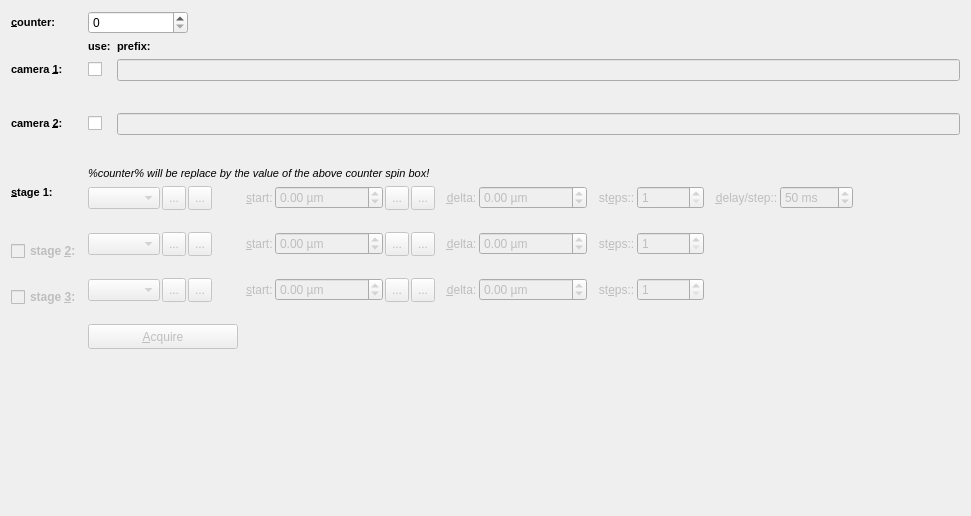
This is plugins/spimb040/qfespimb040imagestackconfigwidget2.ui in jkriege2/QuickFit3 as Qt 5 draws it before an edit. The edited form follows.
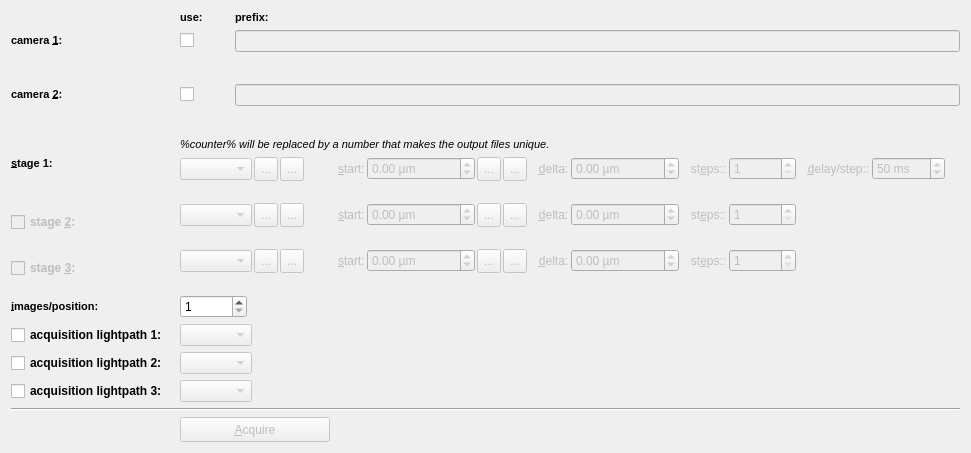
This is the edited form. Icons and pictures are not drawn. Custom widgets are drawn as their Qt base class.

Commit message: QuickFit3/SPIMB040:   - reorganized optics setup widget (landscape image, moved stages)   - improved acquisitions:       * all now support lightpath configs and save lightpath configs       * image stacks may take images in up to three lightpath configs per position now -> recorded in up to three different files

```diff
--- a/plugins/spimb040/qfespimb040imagestackconfigwidget2.ui
+++ b/plugins/spimb040/qfespimb040imagestackconfigwidget2.ui
@@ -10,41 +10,14 @@
     <x>0</x>
     <y>0</y>
     <width>971</width>
-    <height>516</height>
+    <height>451</height>
    </rect>
   </property>
   <property name="windowTitle">
    <string>Form</string>
   </property>
   <layout class="QGridLayout" name="gridLayout">
-   <item row="0" column="0">
-    <widget class="QLabel" name="label_2">
-     <property name="text">
-      <string>&lt;!DOCTYPE HTML PUBLIC &quot;-//W3C//DTD HTML 4.0//EN&quot; &quot;http://www.w3.org/TR/REC-html40/strict.dtd&quot;&gt;
-&lt;html&gt;&lt;head&gt;&lt;meta name=&quot;qrichtext&quot; content=&quot;1&quot; /&gt;&lt;style type=&quot;text/css&quot;&gt;
-p, li { white-space: pre-wrap; }
-&lt;/style&gt;&lt;/head&gt;&lt;body style=&quot; font-family:'MS Shell Dlg 2'; font-size:8.25pt; font-weight:400; font-style:normal;&quot;&gt;
-&lt;p style=&quot; margin-top:0px; margin-bottom:0px; margin-left:0px; margin-right:0px; -qt-block-indent:0; text-indent:0px;&quot;&gt;&lt;span style=&quot; font-size:8pt; font-weight:600;&quot;&gt;&amp;amp;counter:&lt;/span&gt;&lt;/p&gt;&lt;/body&gt;&lt;/html&gt;</string>
-     </property>
-     <property name="buddy">
-      <cstring>spinCounter</cstring>
-     </property>
-    </widget>
-   </item>
-   <item row="0" column="1" colspan="2">
-    <widget class="QSpinBox" name="spinCounter">
-     <property name="maximumSize">
-      <size>
-       <width>100</width>
-       <height>16777215</height>
-      </size>
-     </property>
-     <property name="maximum">
-      <number>1000000</number>
-     </property>
-    </widget>
-   </item>
-   <item row="2" column="1">
+   <item row="1" column="2">
     <widget class="QLabel" name="label_3">
      <property name="text">
       <string>&lt;!DOCTYPE HTML PUBLIC &quot;-//W3C//DTD HTML 4.0//EN&quot; &quot;http://www.w3.org/TR/REC-html40/strict.dtd&quot;&gt;
@@ -55,7 +28,7 @@
      </property>
     </widget>
    </item>
-   <item row="2" column="2">
+   <item row="1" column="4">
     <widget class="QLabel" name="label_4">
      <property name="text">
       <string>&lt;!DOCTYPE HTML PUBLIC &quot;-//W3C//DTD HTML 4.0//EN&quot; &quot;http://www.w3.org/TR/REC-html40/strict.dtd&quot;&gt;
@@ -66,7 +39,7 @@
      </property>
     </widget>
    </item>
-   <item row="3" column="0">
+   <item row="2" column="0">
     <widget class="QLabel" name="label_5">
      <property name="text">
       <string>&lt;!DOCTYPE HTML PUBLIC &quot;-//W3C//DTD HTML 4.0//EN&quot; &quot;http://www.w3.org/TR/REC-html40/strict.dtd&quot;&gt;
@@ -80,35 +53,35 @@
      </property>
     </widget>
    </item>
-   <item row="3" column="1">
+   <item row="2" column="2">
     <widget class="QCheckBox" name="chkUse1">
      <property name="text">
       <string/>
      </property>
     </widget>
    </item>
-   <item row="5" column="1">
+   <item row="4" column="2">
     <widget class="QCheckBox" name="chkUse2">
      <property name="text">
       <string/>
      </property>
     </widget>
    </item>
-   <item row="3" column="2">
-    <widget class="QLineEdit" name="edtPrefix1">
+   <item row="2" column="4">
+    <widget class="QEnhancedLineEdit" name="edtPrefix1">
      <property name="enabled">
       <bool>false</bool>
      </property>
     </widget>
    </item>
-   <item row="5" column="2">
-    <widget class="QLineEdit" name="edtPrefix2">
+   <item row="4" column="4">
+    <widget class="QEnhancedLineEdit" name="edtPrefix2">
      <property name="enabled">
       <bool>false</bool>
      </property>
     </widget>
    </item>
-   <item row="10" column="0">
+   <item row="9" column="0">
     <widget class="QLabel" name="label_6">
      <property name="text">
       <string>&lt;!DOCTYPE HTML PUBLIC &quot;-//W3C//DTD HTML 4.0//EN&quot; &quot;http://www.w3.org/TR/REC-html40/strict.dtd&quot;&gt;
@@ -125,33 +98,7 @@
      </property>
     </widget>
    </item>
-   <item row="14" column="1" colspan="2">
-    <widget class="QPushButton" name="btnAcquire">
-     <property name="enabled">
-      <bool>false</bool>
-     </property>
-     <property name="minimumSize">
-      <size>
-       <width>0</width>
-       <height>25</height>
-      </size>
-     </property>
-     <property name="maximumSize">
-      <size>
-       <width>150</width>
-       <height>16777215</height>
-      </size>
-     </property>
-     <property name="text">
-      <string>&amp;Acquire</string>
-     </property>
-     <property name="icon">
-      <iconset resource="spimb040.qrc">
-       <normaloff>:/spimb040/acquisitionsingle.png</normaloff>:/spimb040/acquisitionsingle.png</iconset>
-     </property>
-    </widget>
-   </item>
-   <item row="10" column="1" colspan="2">
+   <item row="9" column="2" colspan="3">
     <widget class="QWidget" name="widStage" native="true">
      <property name="enabled">
       <bool>false</bool>
@@ -405,7 +352,7 @@
      </layout>
     </widget>
    </item>
-   <item row="12" column="1" colspan="2">
+   <item row="11" column="2" colspan="3">
     <widget class="QWidget" name="widStage2" native="true">
      <property name="enabled">
       <bool>false</bool>
@@ -630,7 +577,7 @@
      </layout>
     </widget>
    </item>
-   <item row="13" column="0">
+   <item row="12" column="0">
     <layout class="QVBoxLayout" name="verticalLayout_3">
      <item>
       <widget class="QCheckBox" name="chkStage3">
@@ -666,7 +613,7 @@
      </item>
     </layout>
    </item>
-   <item row="13" column="1" colspan="2">
+   <item row="12" column="2" colspan="3">
     <widget class="QWidget" name="widStage3" native="true">
      <property name="enabled">
       <bool>false</bool>
@@ -891,20 +838,7 @@
      </layout>
     </widget>
    </item>
-   <item row="15" column="1">
-    <spacer name="verticalSpacer_3">
-     <property name="orientation">
-      <enum>Qt::Vertical</enum>
-     </property>
-     <property name="sizeHint" stdset="0">
-      <size>
-       <width>20</width>
-       <height>40</height>
-      </size>
-     </property>
-    </spacer>
-   </item>
-   <item row="12" column="0">
+   <item row="11" column="0">
     <layout class="QVBoxLayout" name="verticalLayout_2">
      <item>
       <widget class="QCheckBox" name="chkStage2">
@@ -940,7 +874,7 @@
      </item>
     </layout>
    </item>
-   <item row="5" column="0">
+   <item row="4" column="0">
     <widget class="QLabel" name="label_15">
      <property name="text">
       <string>&lt;!DOCTYPE HTML PUBLIC &quot;-//W3C//DTD HTML 4.0//EN&quot; &quot;http://www.w3.org/TR/REC-html40/strict.dtd&quot;&gt;
@@ -954,7 +888,7 @@
      </property>
     </widget>
    </item>
-   <item row="4" column="1" colspan="2">
+   <item row="3" column="2" colspan="3">
     <layout class="QHBoxLayout" name="horizontalLayout_2">
      <item>
       <widget class="QFCameraConfigEditorWidget" name="cmbCam1Settings" native="true">
@@ -981,7 +915,7 @@
      </item>
     </layout>
    </item>
-   <item row="6" column="1" colspan="2">
+   <item row="5" column="2" colspan="3">
     <layout class="QHBoxLayout" name="horizontalLayout_4">
      <item>
       <widget class="QFCameraConfigEditorWidget" name="cmbCam2Settings" native="true">
@@ -1008,14 +942,224 @@
      </item>
     </layout>
    </item>
-   <item row="9" column="1" colspan="2">
+   <item row="8" column="2" colspan="3">
     <widget class="QLabel" name="label_7">
      <property name="text">
       <string>&lt;!DOCTYPE HTML PUBLIC &quot;-//W3C//DTD HTML 4.0//EN&quot; &quot;http://www.w3.org/TR/REC-html40/strict.dtd&quot;&gt;
 &lt;html&gt;&lt;head&gt;&lt;meta name=&quot;qrichtext&quot; content=&quot;1&quot; /&gt;&lt;style type=&quot;text/css&quot;&gt;
 p, li { white-space: pre-wrap; }
 &lt;/style&gt;&lt;/head&gt;&lt;body style=&quot; font-family:'MS Shell Dlg 2'; font-size:8.25pt; font-weight:400; font-style:normal;&quot;&gt;
-&lt;p style=&quot; margin-top:0px; margin-bottom:0px; margin-left:0px; margin-right:0px; -qt-block-indent:0; text-indent:0px;&quot;&gt;&lt;span style=&quot; font-style:italic;&quot;&gt;%counter% will be replace by the value of the above counter spin box!&lt;/span&gt;&lt;/p&gt;&lt;/body&gt;&lt;/html&gt;</string>
+&lt;p style=&quot; margin-top:0px; margin-bottom:0px; margin-left:0px; margin-right:0px; -qt-block-indent:0; text-indent:0px;&quot;&gt;&lt;span style=&quot; font-size:8pt; font-style:italic;&quot;&gt;%counter% will be replaced by a number that makes the output files unique.&lt;/span&gt;&lt;/p&gt;&lt;/body&gt;&lt;/html&gt;</string>
+     </property>
+    </widget>
+   </item>
+   <item row="13" column="0">
+    <widget class="QLabel" name="label_19">
+     <property name="text">
+      <string>&lt;!DOCTYPE HTML PUBLIC &quot;-//W3C//DTD HTML 4.0//EN&quot; &quot;http://www.w3.org/TR/REC-html40/strict.dtd&quot;&gt;
+&lt;html&gt;&lt;head&gt;&lt;meta name=&quot;qrichtext&quot; content=&quot;1&quot; /&gt;&lt;style type=&quot;text/css&quot;&gt;
+p, li { white-space: pre-wrap; }
+&lt;/style&gt;&lt;/head&gt;&lt;body style=&quot; font-family:'MS Shell Dlg 2'; font-size:8.25pt; font-weight:400; font-style:normal;&quot;&gt;
+&lt;p style=&quot; margin-top:0px; margin-bottom:0px; margin-left:0px; margin-right:0px; -qt-block-indent:0; text-indent:0px;&quot;&gt;&lt;span style=&quot; font-size:8pt; font-weight:600;&quot;&gt;&amp;amp;images/position:&lt;/span&gt;&lt;/p&gt;&lt;/body&gt;&lt;/html&gt;</string>
+     </property>
+     <property name="buddy">
+      <cstring>chkUse1</cstring>
+     </property>
+    </widget>
+   </item>
+   <item row="18" column="2" colspan="3">
+    <widget class="QPushButton" name="btnAcquire">
+     <property name="enabled">
+      <bool>false</bool>
+     </property>
+     <property name="minimumSize">
+      <size>
+       <width>0</width>
+       <height>25</height>
+      </size>
+     </property>
+     <property name="maximumSize">
+      <size>
+       <width>150</width>
+       <height>16777215</height>
+      </size>
+     </property>
+     <property name="text">
+      <string>&amp;Acquire</string>
+     </property>
+     <property name="icon">
+      <iconset resource="spimb040.qrc">
+       <normaloff>:/spimb040/acquisitionsingle.png</normaloff>:/spimb040/acquisitionsingle.png</iconset>
+     </property>
+    </widget>
+   </item>
+   <item row="19" column="3">
+    <spacer name="verticalSpacer_3">
+     <property name="orientation">
+      <enum>Qt::Vertical</enum>
+     </property>
+     <property name="sizeHint" stdset="0">
+      <size>
+       <width>20</width>
+       <height>40</height>
+      </size>
+     </property>
+    </spacer>
+   </item>
+   <item row="13" column="2" colspan="3">
+    <layout class="QHBoxLayout" name="horizontalLayout">
+     <item>
+      <widget class="QSpinBox" name="spinImages">
+       <property name="minimum">
+        <number>1</number>
+       </property>
+       <property name="maximum">
+        <number>1000000</number>
+       </property>
+       <property name="singleStep">
+        <number>10</number>
+       </property>
+      </widget>
+     </item>
+     <item>
+      <spacer name="horizontalSpacer_8">
+       <property name="orientation">
+        <enum>Qt::Horizontal</enum>
+       </property>
+       <property name="sizeHint" stdset="0">
+        <size>
+         <width>40</width>
+         <height>20</height>
+        </size>
+       </property>
+      </spacer>
+     </item>
+    </layout>
+   </item>
+   <item row="14" column="0">
+    <widget class="QCheckBox" name="chkLightpath1">
+     <property name="font">
+      <font>
+       <weight>75</weight>
+       <bold>true</bold>
+      </font>
+     </property>
+     <property name="text">
+      <string>acquisition lightpath 1:</string>
+     </property>
+    </widget>
+   </item>
+   <item row="15" column="0">
+    <widget class="QCheckBox" name="chkLightpath2">
+     <property name="font">
+      <font>
+       <weight>75</weight>
+       <bold>true</bold>
+      </font>
+     </property>
+     <property name="text">
+      <string>acquisition lightpath 2:</string>
+     </property>
+    </widget>
+   </item>
+   <item row="16" column="0">
+    <widget class="QCheckBox" name="chkLightpath3">
+     <property name="font">
+      <font>
+       <weight>75</weight>
+       <bold>true</bold>
+      </font>
+     </property>
+     <property name="text">
+      <string>acquisition lightpath 3:</string>
+     </property>
+    </widget>
+   </item>
+   <item row="14" column="2" colspan="3">
+    <layout class="QHBoxLayout" name="horizontalLayout_3">
+     <item>
+      <widget class="QComboBox" name="cmbLightpath1">
+       <property name="enabled">
+        <bool>false</bool>
+       </property>
+       <property name="sizeAdjustPolicy">
+        <enum>QComboBox::AdjustToContents</enum>
+       </property>
+      </widget>
+     </item>
+     <item>
+      <spacer name="horizontalSpacer_10">
+       <property name="orientation">
+        <enum>Qt::Horizontal</enum>
+       </property>
+       <property name="sizeHint" stdset="0">
+        <size>
+         <width>40</width>
+         <height>20</height>
+        </size>
+       </property>
+      </spacer>
+     </item>
+    </layout>
+   </item>
+   <item row="15" column="2" colspan="3">
+    <layout class="QHBoxLayout" name="horizontalLayout_5">
+     <item>
+      <widget class="QComboBox" name="cmbLightpath2">
+       <property name="enabled">
+        <bool>false</bool>
+       </property>
+       <property name="sizeAdjustPolicy">
+        <enum>QComboBox::AdjustToContents</enum>
+       </property>
+      </widget>
+     </item>
+     <item>
+      <spacer name="horizontalSpacer_11">
+       <property name="orientation">
+        <enum>Qt::Horizontal</enum>
+       </property>
+       <property name="sizeHint" stdset="0">
+        <size>
+         <width>40</width>
+         <height>20</height>
+        </size>
+       </property>
+      </spacer>
+     </item>
+    </layout>
+   </item>
+   <item row="16" column="2" colspan="3">
+    <layout class="QHBoxLayout" name="horizontalLayout_6">
+     <item>
+      <widget class="QComboBox" name="cmbLightpath3">
+       <property name="enabled">
+        <bool>false</bool>
+       </property>
+       <property name="sizeAdjustPolicy">
+        <enum>QComboBox::AdjustToContents</enum>
+       </property>
+      </widget>
+     </item>
+     <item>
+      <spacer name="horizontalSpacer_12">
+       <property name="orientation">
+        <enum>Qt::Horizontal</enum>
+       </property>
+       <property name="sizeHint" stdset="0">
+        <size>
+         <width>40</width>
+         <height>20</height>
+        </size>
+       </property>
+      </spacer>
+     </item>
+    </layout>
+   </item>
+   <item row="17" column="0" colspan="5">
+    <widget class="Line" name="line">
+     <property name="orientation">
+      <enum>Qt::Horizontal</enum>
      </property>
     </widget>
    </item>
@@ -1023,9 +1167,9 @@
  </widget>
  <customwidgets>
   <customwidget>
-   <class>QFStageComboBox</class>
-   <extends>QComboBox</extends>
-   <header>qfstagecombobox.h</header>
+   <class>QEnhancedLineEdit</class>
+   <extends>QLineEdit</extends>
+   <header>qenhancedlineedit.h</header>
   </customwidget>
   <customwidget>
    <class>QFCameraConfigEditorWidget</class>
@@ -1033,6 +1177,11 @@
    <header>qfcameraconfigcombobox.h</header>
    <container>1</container>
   </customwidget>
+  <customwidget>
+   <class>QFStageComboBox</class>
+   <extends>QComboBox</extends>
+   <header>qfstagecombobox.h</header>
+  </customwidget>
  </customwidgets>
  <tabstops>
   <tabstop>spinCounter</tabstop>
```
Left out of the diff: 72 changed lines with no effect on the pictures. The commit also changes 26 other files.
